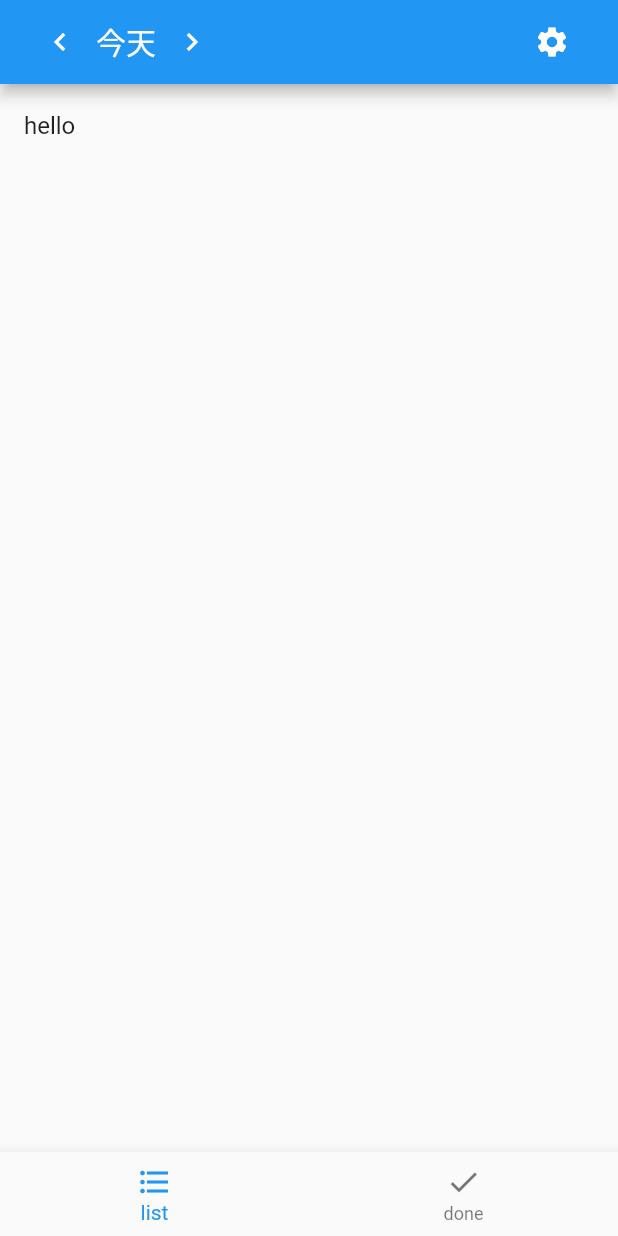
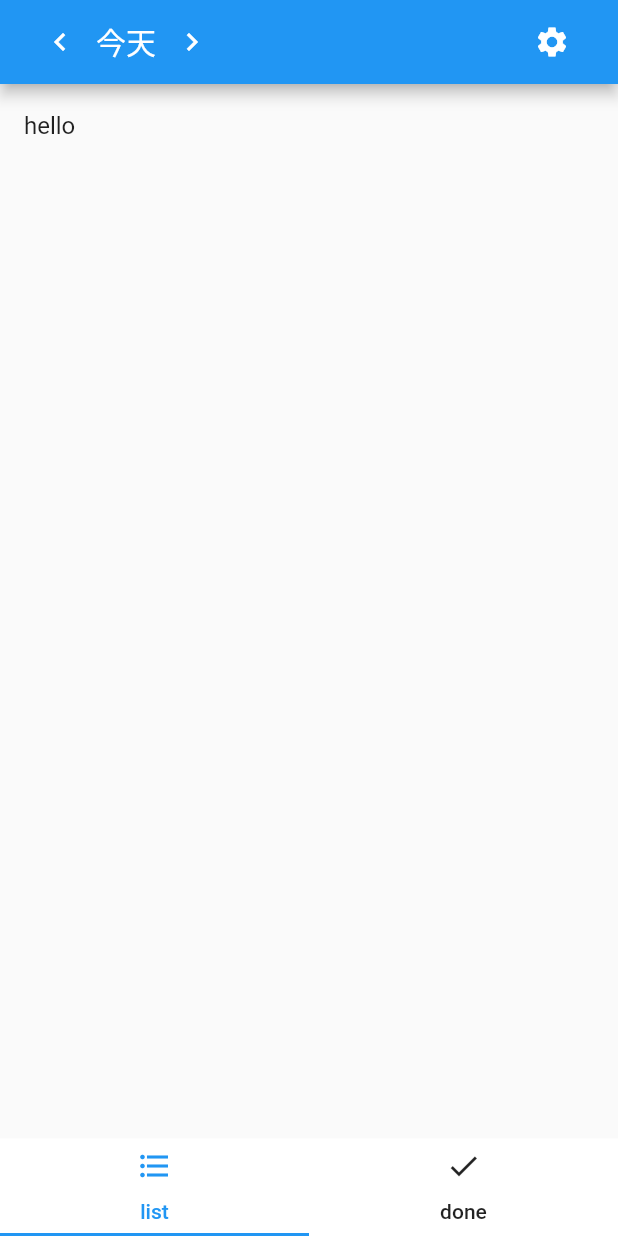
Before and after one commit to steveleungtest123/TodoClass, a Flutter app: the screen it shows after launch, on a phone screen of 412 x 824 dp. Run offline on Flutter 3.47's test engine with Material 2 defaults, Android fonts, the phone set to English and light mode, and no system bars.

Commit message:
init home page

```diff
--- a/ver_1_flutter/lib/screens/homePage.dart
+++ b/ver_1_flutter/lib/screens/homePage.dart
@@ -1,5 +1,6 @@
 import 'package:flutter/cupertino.dart';
 import 'package:flutter/material.dart';
+import 'package:ver_1_flutter/screens/settingPage.dart';
 
 class HomePage extends StatefulWidget {
   static String routeName = 'home';
@@ -9,9 +10,17 @@ class HomePage extends StatefulWidget {
   _HomePageState createState() => _HomePageState();
 }
 
-class _HomePageState extends State<HomePage> {
+class _HomePageState extends State<HomePage>
+    with SingleTickerProviderStateMixin {
   TabController _controller;
   int _tabIndex;
+
+  @override
+  void initState() {
+    super.initState();
+    _controller = TabController(length: 2, vsync: this);
+    _tabIndex = 0;
+  }
 
   @override
   Widget build(BuildContext context) {
@@ -29,7 +38,9 @@ class _HomePageState extends State<HomePage> {
               Text("今天"),
               IconButton(
                 icon: Icon(Icons.keyboard_arrow_right),
-                onPressed: () {},
+                onPressed: () {
+
+                },
               )
             ],
           ),
@@ -40,7 +51,7 @@ class _HomePageState extends State<HomePage> {
                   color: Colors.white,
                 ),
                 onPressed: () {
-                  return null;
+                  Navigator.pushNamed(context, SettingPage.routeName);
                 })
           ],
           // bottom: TabBar(
@@ -68,12 +79,28 @@ class _HomePageState extends State<HomePage> {
             )
           ],
         ),
-        bottomNavigationBar: BottomNavigationBar(
-          items: <BottomNavigationBarItem>[
-            BottomNavigationBarItem(
-                icon: Icon(Icons.format_list_bulleted), label: 'list'),
-            BottomNavigationBarItem(icon: Icon(Icons.check), label: 'done')
-          ],
+        // bottomNavigationBar: BottomNavigationBar(
+        //   items: <BottomNavigationBarItem>[
+        //     BottomNavigationBarItem(
+        //         icon: Icon(Icons.format_list_bulleted), label: 'list'),
+        //     BottomNavigationBarItem(icon: Icon(Icons.check), label: 'done')
+        //   ],
+        // ),
+        bottomNavigationBar: Container(
+          color: Colors.white,
+          height: 65.0,
+          child: TabBar(
+            labelColor: Theme.of(context).primaryColor,
+            unselectedLabelColor: Theme.of(context).textTheme.bodyText2.color,
+            indicatorColor: Theme.of(context).primaryColor,
+            tabs: [
+              Tab(
+                icon: Icon(Icons.format_list_bulleted),
+                text: 'list',
+              ),
+              Tab(icon: Icon(Icons.check), text: 'done')
+            ],
+          ),
         ),
       ),
     );
--- a/ver_1_flutter/lib/screens/settingPage.dart
+++ b/ver_1_flutter/lib/screens/settingPage.dart
@@ -17,7 +17,7 @@ class _SettingPageState extends State<SettingPage> {
       body: Center(
         child: ElevatedButton(
           onPressed: () {
-            // Navigate back to first screen when tapped.
+            Navigator.pop(context);
           },
           child: Text('Go back!'),
         ),
```
